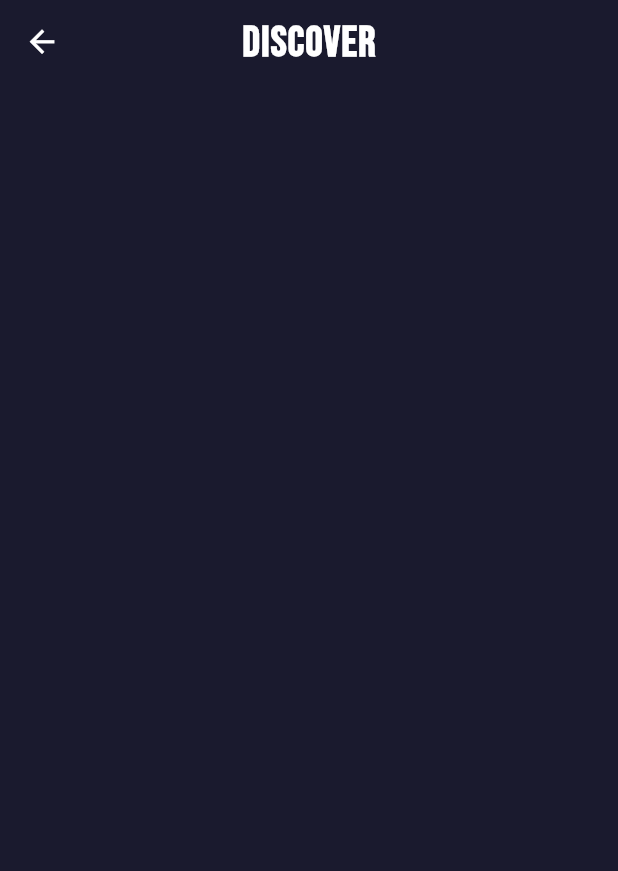
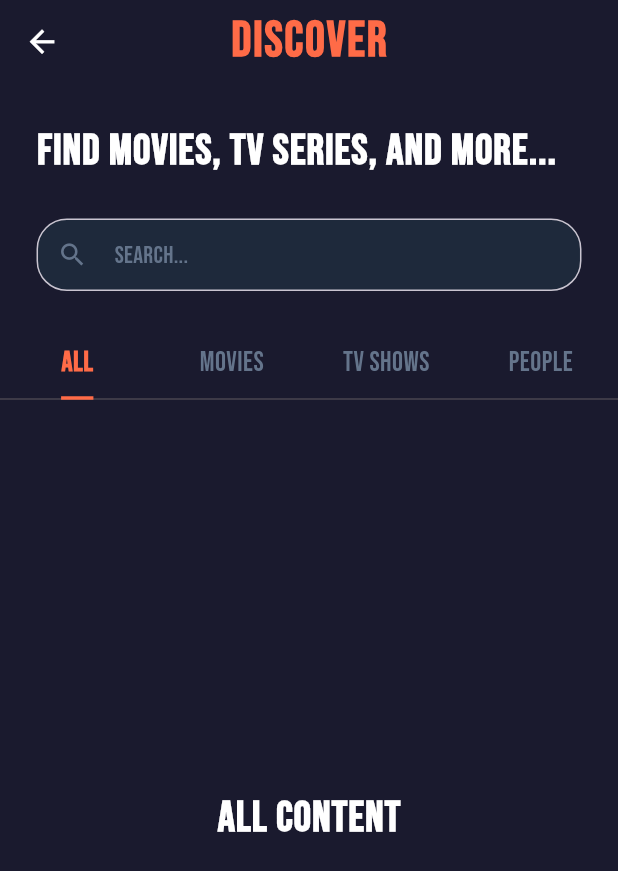
Before and after one commit to OmarHossam666/Movie-Verse-App, a Flutter app: the DiscoverScreen screen opened directly, on a phone screen of 412 x 824 dp. Shown: the top 871 px of the screen. Run offline on Flutter 3.47's test engine with Material 3 defaults, Android fonts, the phone set to English and light mode, and no system bars; our stand-ins replace flutter_screenutil, flutter_svg.

Commit message:
feat(home/discover): implement movie posters and tab navigation
- Add movie poster asset and update app strings/assets
- Implement movie card layouts in home screen
- Add tab navigation and search functionality in discover screen
- Update styles for better visual consistency

```diff
--- a/lib/core/constants/app_assets.dart
+++ b/lib/core/constants/app_assets.dart
@@ -5,4 +5,5 @@ class AppAssets {
   static const String activeHomeIcon = 'assets/icons/selected_home.svg';
   static const String discoverIcon = 'assets/icons/unselected_discover.svg';
   static const String activeDiscoverIcon = 'assets/icons/selected_discover.svg';
+  static const String moviePoster = 'assets/images/movie_poster.png';
 }
--- a/lib/core/constants/app_strings.dart
+++ b/lib/core/constants/app_strings.dart
@@ -33,6 +33,7 @@ class AppStrings {
 
   // Discover Screen
   static const String discover = 'Discover';
+  static const String findMoviesTvSeriesAndMore = 'Find Movies, Tv series, and more...';
   static const String all = 'All';
   static const String movies = 'Movies';
   static const String tvShows = 'TV Shows';
--- a/lib/core/constants/app_styles.dart
+++ b/lib/core/constants/app_styles.dart
@@ -12,7 +12,7 @@ class AppStyles {
     fontFamily: fontFamily,
     fontSize: 32.sp,
     fontWeight: FontWeight.bold,
-    color: AppColors.primaryText,
+    color: AppColors.primaryAccent,
     letterSpacing: 1.2.w,
   );
 
@@ -42,7 +42,7 @@ class AppStyles {
 
   static TextStyle get sectionHeader => TextStyle(
     fontFamily: fontFamily,
-    fontSize: 20.sp,
+    fontSize: 24.sp,
     fontWeight: FontWeight.bold,
     color: AppColors.primaryText,
     letterSpacing: 1.0.w,
@@ -107,7 +107,7 @@ class AppStyles {
 
   static TextStyle get tabTextActive => TextStyle(
     fontFamily: fontFamily,
-    fontSize: 16.sp,
+    fontSize: 18.sp,
     fontWeight: FontWeight.bold,
     color: AppColors.activeTab,
     letterSpacing: 0.5.w,
@@ -115,7 +115,7 @@ class AppStyles {
 
   static TextStyle get tabTextInactive => TextStyle(
     fontFamily: fontFamily,
-    fontSize: 16.sp,
+    fontSize: 18.sp,
     fontWeight: FontWeight.w500,
     color: AppColors.inactiveTab,
     letterSpacing: 0.3.w,
@@ -236,7 +236,30 @@ class AppStyles {
   static InputDecoration get searchInputDecoration => InputDecoration(
     hintText: 'Search...',
     hintStyle: searchPlaceholder,
-    border: InputBorder.none,
+    hoverColor: AppColors.primaryBackground,
+    border: OutlineInputBorder(
+      borderRadius: BorderRadius.circular(20.r),
+      borderSide: BorderSide(width: 1.w, color: AppColors.searchBorder),
+    ),
+    disabledBorder: OutlineInputBorder(
+      borderRadius: BorderRadius.circular(20.r),
+      borderSide: BorderSide(width: 1.w, color: AppColors.searchBorder),
+    ),
+    focusedBorder: OutlineInputBorder(
+      borderRadius: BorderRadius.circular(20.r),
+      borderSide: BorderSide(width: 2.w, color: AppColors.searchBorder),
+    ),
+    errorBorder: OutlineInputBorder(
+      borderRadius: BorderRadius.circular(20.r),
+      borderSide: BorderSide(width: 1.w, color: AppColors.error),
+    ),
+    focusedErrorBorder: OutlineInputBorder(
+      borderRadius: BorderRadius.circular(20.r),
+      borderSide: BorderSide(width: 2.w, color: AppColors.error),
+    ),
+    focusColor: AppColors.searchBorder,
+    fillColor: AppColors.searchBackground,
+    filled: true,
     contentPadding: EdgeInsets.symmetric(horizontal: 20.w, vertical: 12.h),
     prefixIcon: Icon(
       Icons.search,
@@ -250,7 +273,7 @@ class AppStyles {
     backgroundColor: AppColors.transparent,
     elevation: 0,
     centerTitle: false,
-    titleTextStyle: movieTitleLarge,
+    titleTextStyle: heroTitle,
     iconTheme: IconThemeData(color: AppColors.primaryText, size: 24.sp),
   );
 
@@ -264,13 +287,13 @@ class AppStyles {
         elevation: 0,
         selectedLabelStyle: TextStyle(
           fontFamily: fontFamily,
-          fontSize: 14.sp,
+          fontSize: 18.sp,
           fontWeight: FontWeight.w600,
           letterSpacing: 0.2.w,
         ),
         unselectedLabelStyle: TextStyle(
           fontFamily: fontFamily,
-          fontSize: 12.sp,
+          fontSize: 16.sp,
           fontWeight: FontWeight.normal,
           letterSpacing: 0.1.w,
         ),
@@ -326,10 +349,12 @@ class AppStyles {
   static double get iconXLarge => 32.sp;
 
   // Movie Card Dimensions
-  static double get movieCardWidth => 160.w;
-  static double get movieCardHeight => 240.h;
-  static double get movieCardSmallWidth => 120.w;
-  static double get movieCardSmallHeight => 180.h;
+  static double get movieCardLargeWidth => 260.w;
+  static double get movieCardLargeHeight => 340.h;
+  static double get movieCardMediumWidth => 155.w;
+  static double get movieCardMediumHeight => 185.h;
+  static double get movieCardSmallWidth => 150.w;
+  static double get movieCardSmallHeight => 160.h;
 
   // Continue Watching Card
   static double get continueWatchingHeight => 200.h;
--- a/lib/presentation/screens/discover_screen.dart
+++ b/lib/presentation/screens/discover_screen.dart
@@ -1,5 +1,8 @@
 import 'package:flutter/material.dart';
+import 'package:flutter_screenutil/flutter_screenutil.dart';
+import 'package:movie_verse/core/constants/app_colors.dart';
 import 'package:movie_verse/core/constants/app_strings.dart';
+import 'package:movie_verse/core/constants/app_styles.dart';
 
 class DiscoverScreen extends StatefulWidget {
   const DiscoverScreen({super.key});
@@ -8,11 +11,86 @@ class DiscoverScreen extends StatefulWidget {
   State<DiscoverScreen> createState() => _DiscoverScreenState();
 }
 
-class _DiscoverScreenState extends State<DiscoverScreen> {
+class _DiscoverScreenState extends State<DiscoverScreen>
+    with SingleTickerProviderStateMixin {
+  late TabController _tabController;
+
+  @override
+  void initState() {
+    super.initState();
+    _tabController = TabController(length: 4, vsync: this);
+  }
+
+  @override
+  void dispose() {
+    _tabController.dispose();
+    super.dispose();
+  }
+
   @override
   Widget build(BuildContext context) {
     return Scaffold(
       appBar: AppBar(title: const Text(AppStrings.discover), centerTitle: true),
+      body: SafeArea(
+        child: Column(
+          children: [
+            Padding(
+              padding: AppStyles.largePadding,
+              child: Column(
+                spacing: 24.h,
+                crossAxisAlignment: CrossAxisAlignment.start,
+                children: [
+                  Text(
+                    AppStrings.findMoviesTvSeriesAndMore,
+                    style: AppStyles.movieTitleLarge,
+                  ),
+                  TextField(
+                    decoration: AppStyles.searchInputDecoration,
+                    cursorColor: AppColors.primaryAccent,
+                    cursorErrorColor: AppColors.error,
+                  ),
+                ],
+              ),
+            ),
+            TabBar(
+              controller: _tabController,
+              tabs: const [
+                Tab(text: AppStrings.all),
+                Tab(text: AppStrings.movies),
+                Tab(text: AppStrings.tvShows),
+                Tab(text: AppStrings.people),
+              ],
+            ),
+            Expanded(
+              child: TabBarView(
+                controller: _tabController,
+                children: [
+                  _buildAllTab(),
+                  _buildMoviesTab(),
+                  _buildTvShowsTab(),
+                  _buildPeopleTab(),
+                ],
+              ),
+            ),
+          ],
+        ),
+      ),
     );
   }
+
+  Widget _buildAllTab() {
+    return Center(child: Text('All Content', style: AppStyles.movieTitleLarge));
+  }
+
+  Widget _buildMoviesTab() {
+    return Center(child: Text('Movies', style: AppStyles.movieTitleLarge));
+  }
+
+  Widget _buildTvShowsTab() {
+    return Center(child: Text('TV Shows', style: AppStyles.movieTitleLarge));
+  }
+
+  Widget _buildPeopleTab() {
+    return Center(child: Text('People', style: AppStyles.movieTitleLarge));
+  }
 }
```
Also changed, not shown: lib/presentation/screens/home_screen.dart (+53 -0 lines), assets/images/movie_poster.png (added), lib/core/constants/app_colors.dart (line endings or trailing spaces).
